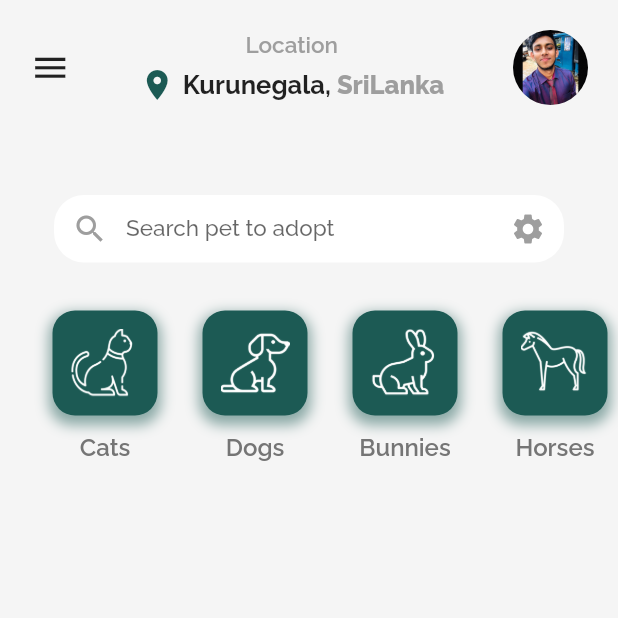
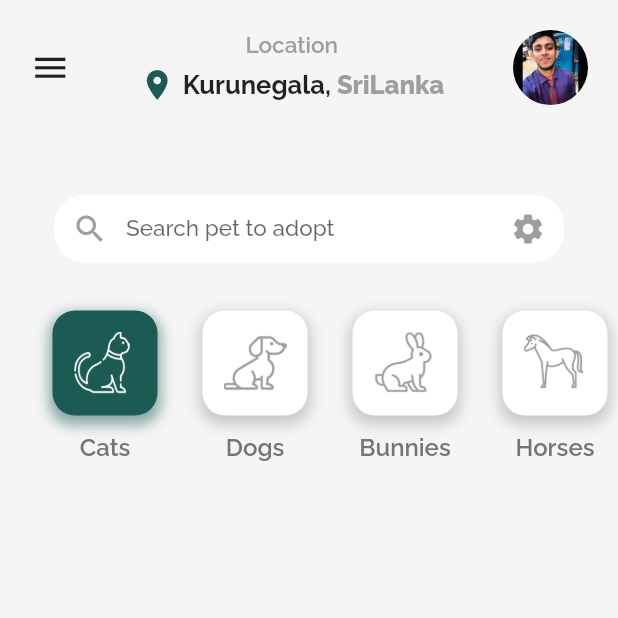
Before and after one commit to Shehan82/flutter-ui-with-drawer, a Flutter app: the screen it shows after launch, on a phone screen of 412 x 824 dp, the top half of it. Run offline on Flutter 3.47's test engine with Material 2 defaults, Android fonts, the light colour scheme and no system bars; our stand-ins replace font_awesome_flutter, google_fonts.

Commit message:
set state for animal and when press on the animal this container change background color to primary green

```diff
--- a/lib/screens/home.dart
+++ b/lib/screens/home.dart
@@ -176,28 +176,46 @@ class _HomeScreenState extends State<HomeScreen> {
                             // color: Colors.grey[700],
                             child: Column(
                               children: [
-                                Container(
+                                GestureDetector(
+                                  onTap: () {
+                                    print(categories[index]["name"]);
+                                    setState(() {
+                                      animal = categories[index]["name"];
+                                    });
+                                  },
+                                  child: Container(
                                     width: 70,
                                     height: 70,
-                                  padding: EdgeInsets.all(12),
-                                  margin: EdgeInsets.only(bottom: 12, top: 12),
+                                    padding: EdgeInsets.all(14),
+                                    margin:
+                                        EdgeInsets.only(bottom: 12, top: 12),
                                     decoration: BoxDecoration(
                                         boxShadow: [
                                           BoxShadow(
                                             blurRadius: 7,
                                             spreadRadius: 2,
-                                          color: primaryGreen.withOpacity(0.5),
+                                            color: animal ==
+                                                    categories[index]["name"]
+                                                ? primaryGreen.withOpacity(0.5)
+                                                : Colors.grey.withOpacity(0.5),
                                             offset: Offset(0, 4),
                                           )
                                         ],
-                                      color: primaryGreen,
-                                      borderRadius: BorderRadius.circular(15)),
+                                        color:
+                                            animal == categories[index]["name"]
+                                                ? primaryGreen
+                                                : Colors.white,
+                                        borderRadius:
+                                            BorderRadius.circular(15)),
                                     child: Image.asset(
                                       categories[index]["iconPath"],
-                                    color: Colors.white,
+                                      color: animal == categories[index]["name"]
+                                          ? Colors.white
+                                          : Colors.grey,
                                       width: 20,
                                       height: 20,
                                       fit: BoxFit.fill,
+                                    ),
                                   ),
                                 ),
                                 Text(
```
Lines whose indentation alone changed are shown as unchanged.
